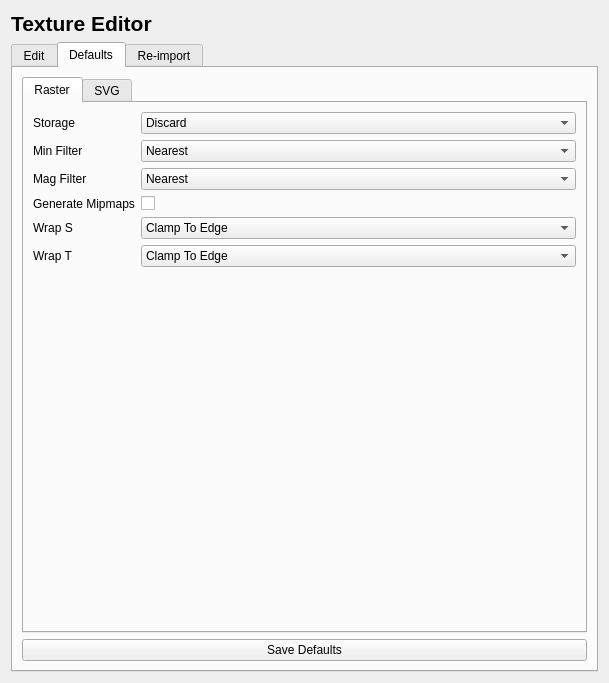
Before: the Qt Designer form editor/ui/asset_editors/Texture.ui in RyanDeBarros/Olympian, drawn with Qt 5.
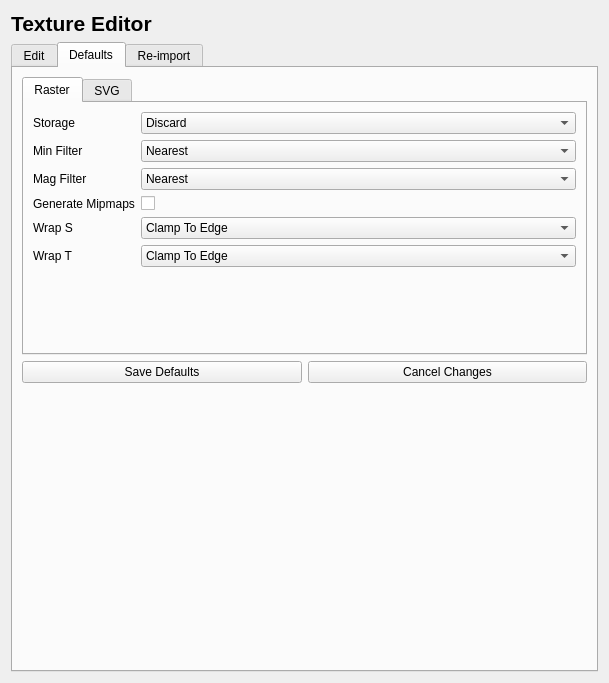
After: the same form once the commit is applied. The open tabs and pages were chosen to show the change.

Commit message: Implemented Font Editor | Defaults Tab.

The edit to the form file:
```diff
--- a/editor/ui/asset_editors/Texture.ui
+++ b/editor/ui/asset_editors/Texture.ui
@@ -6,7 +6,7 @@
    <rect>
     <x>0</x>
     <y>0</y>
-    <width>468</width>
+    <width>435</width>
     <height>536</height>
    </rect>
   </property>
@@ -1134,11 +1134,35 @@
         </widget>
        </item>
        <item>
+        <layout class="QHBoxLayout" name="horizontalLayout_7">
+         <item>
         <widget class="QPushButton" name="saveDefaultsButton">
          <property name="text">
           <string>Save Defaults</string>
          </property>
         </widget>
+         </item>
+         <item>
+          <widget class="QPushButton" name="cancelDefaultsButton">
+           <property name="text">
+            <string>Cancel Changes</string>
+           </property>
+          </widget>
+         </item>
+        </layout>
+       </item>
+       <item>
+        <spacer name="verticalSpacer_3">
+         <property name="orientation">
+          <enum>Qt::Vertical</enum>
+         </property>
+         <property name="sizeHint" stdset="0">
+          <size>
+           <width>20</width>
+           <height>40</height>
+          </size>
+         </property>
+        </spacer>
        </item>
       </layout>
      </widget>
```
Lines whose indentation alone changed are shown as unchanged. The commit also changes 6 other files.
